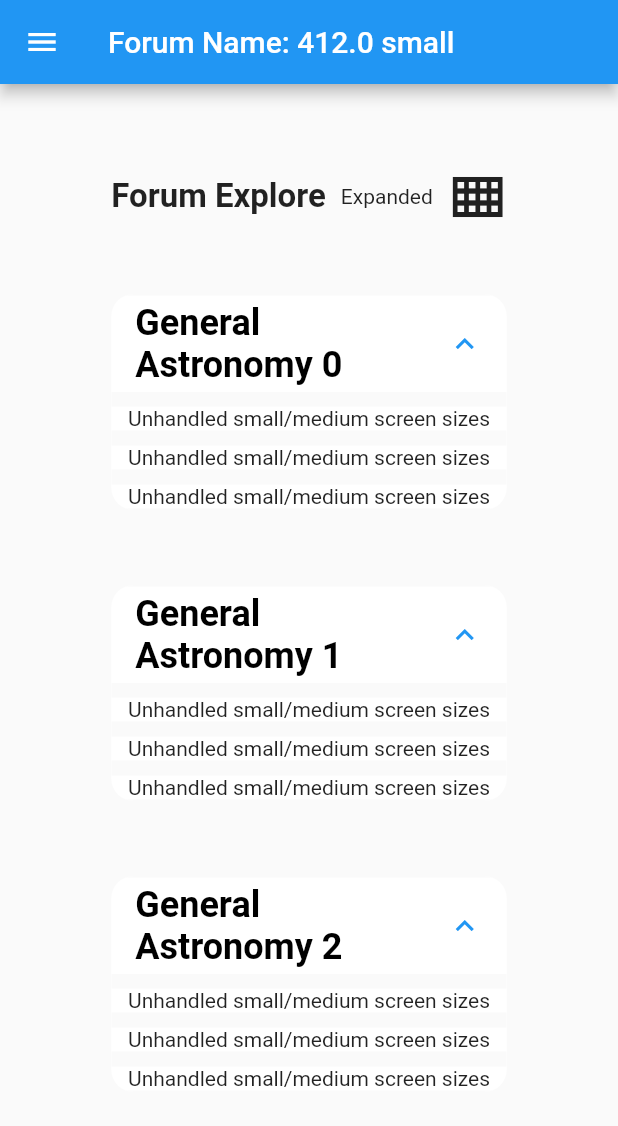
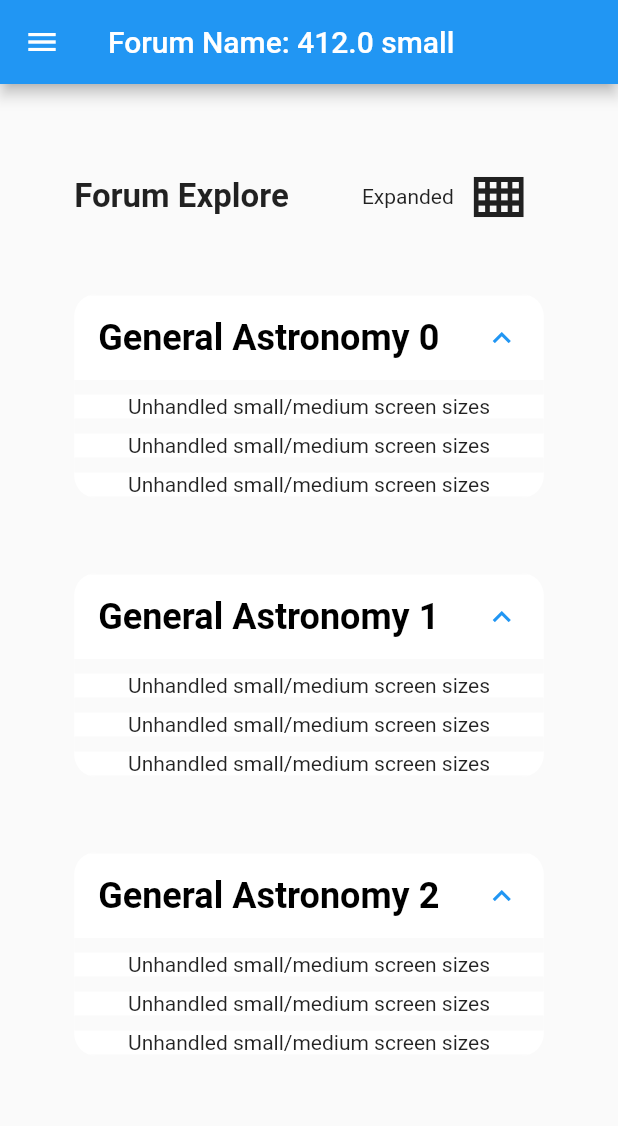
Before and after one commit to fatduckling/a-modern-forum-ui, a Flutter app: the ExploreRoute screen opened directly, on a phone screen of 412 x 824 dp. Shown: the top 1126 px of the screen. Run offline on Flutter 3.47's test engine with Material 2 defaults, Android fonts, the phone set to English and light mode, and no system bars; our stand-ins replace charts_flutter; missing offline and left inert: flutter_portal, outline_search_bar.

Commit message:
Add extra large page

```diff
--- a/lib/routes/explore.dart
+++ b/lib/routes/explore.dart
@@ -18,6 +18,8 @@ class _ExploreRoute extends State<ExploreRoute> {
 
   @override
   Widget build(BuildContext context) {
+    ScreenSize size = ResponsiveDisplay.getScreenSizeFromContext(context);
+    final pageBoundsFlex = ResponsiveDisplay.getPageBoundsFlex(size);
     final ThemeData themeData = ThemeData();
     return MainScaffold(
         child: Column(mainAxisAlignment: MainAxisAlignment.start, children: [
@@ -26,11 +28,11 @@ class _ExploreRoute extends State<ExploreRoute> {
       ),
       Row(
         children: [
-              const Spacer(
-                flex: ResponsiveDisplay.pageBoundsFlex,
+          Spacer(
+            flex: pageBoundsFlex,
           ),
           Expanded(
-                  flex: 100 - (ResponsiveDisplay.pageBoundsFlex * 2),
+              flex: 100 - (pageBoundsFlex * 2),
               child: Row(
                 mainAxisAlignment: MainAxisAlignment.spaceBetween,
                 children: [
@@ -70,8 +72,8 @@ class _ExploreRoute extends State<ExploreRoute> {
                   ),
                 ],
               )),
-          const Spacer(
-            flex: ResponsiveDisplay.pageBoundsFlex,
+          Spacer(
+            flex: pageBoundsFlex,
           ),
         ],
       ),
@@ -80,11 +82,11 @@ class _ExploreRoute extends State<ExploreRoute> {
       ),
       Row(
         children: [
-              const Spacer(
-                flex: ResponsiveDisplay.pageBoundsFlex,
+          Spacer(
+            flex: pageBoundsFlex,
           ),
           Expanded(
-                  flex: 100 - (ResponsiveDisplay.pageBoundsFlex * 2),
+              flex: 100 - (pageBoundsFlex * 2),
               child: ListView.builder(
                   scrollDirection: Axis.vertical,
                   shrinkWrap: true,
@@ -158,8 +160,8 @@ class _ExploreRoute extends State<ExploreRoute> {
                       ],
                     );
                   })),
-              const Spacer(
-                flex: ResponsiveDisplay.pageBoundsFlex,
+          Spacer(
+            flex: pageBoundsFlex,
           ),
         ],
       )
--- a/lib/utils/responsive_display.dart
+++ b/lib/utils/responsive_display.dart
@@ -1,52 +1,78 @@
 import 'package:flutter/material.dart';
 
 /// ScreenSize can be small (mobile phones), medium (tablets), large (desktop web)
-enum ScreenSize { small, medium, large }
+enum ScreenSize { small, medium, large, extraLarge }
 
 /// Simple utility class used to determine whether the device is small, medium or large
 class ResponsiveDisplay {
-  /// The amount of flex to put in the left and right margins of the page
-  static const pageBoundsFlex = 18;
-
   /// Small devices (landscape phones, 744 and up)
   static const _breakpointSmallDevice = 744;
 
   /// Large devices (desktops, 1280 and up)
   static const _breakpointLargeDevice = 1280;
 
+  /// Extra large devices (desktop 1780 and up)
+  static const _breakpointExtraLargeDevice = 1780;
+
   /// Check if the device is considered small based on the page [width]
   static bool isSmallDevice(final double width) {
     return width <= _breakpointSmallDevice;
   }
 
-  /// Check if the device is considered small based on the page [width]
+  /// Check if the device is considered medium based on the page [width]
   static bool isMediumDevice(final double width) {
-    return width > _breakpointSmallDevice && width < _breakpointLargeDevice;
+    return width > _breakpointSmallDevice && width <= _breakpointLargeDevice;
   }
 
-  /// Check if the device is considered small based on the page [width]
+  /// Check if the device is considered large based on the page [width]
   static bool isLargeDevice(final double width) {
-    return width >= _breakpointLargeDevice;
+    return width > _breakpointLargeDevice &&
+        width <= _breakpointExtraLargeDevice;
+  }
+
+  /// Check if the device is considered extra large based on the page [width]
+  static bool isExtraLargeDevice(final double width) {
+    return width > _breakpointExtraLargeDevice;
+  }
+
+  /// Get the page bounds of the main container based on its screen size
+  static int getPageBoundsFlex(final ScreenSize screenSize) {
+    switch (screenSize) {
+      case ScreenSize.small: // TODO test me
+        return 12;
+      case ScreenSize.medium: // TODO test me
+        return 14;
+      case ScreenSize.large:
+        return 12;
+      case ScreenSize.extraLarge:
+        return 18;
+    }
+  }
+
+  /// Within the page flex bounds, get the flex amount of the main container.
+  /// This reserves some space for a right section
+  static int getMainContainerFlex(final ScreenSize screenSize) {
+    return 50;
   }
 
   /// Return the screen size based on its box [constraints]
   static ScreenSize getScreenSizeFromBoxConstraints(
       final BoxConstraints constraints) {
     final double width = constraints.maxWidth;
-    if (isLargeDevice(width)) {
-      return ScreenSize.large;
-    } else if (isMediumDevice(width)) {
-      return ScreenSize.medium;
-    } else {
-      return ScreenSize.small;
-    }
+    return getScreenSize(width);
   }
 
   /// Return the screen size based on the [buildContext]
-  static ScreenSize getScreenSizeFromBuildContext(
-      final BuildContext buildContext) {
+  static ScreenSize getScreenSizeFromContext(final BuildContext buildContext) {
     final double width = MediaQuery.of(buildContext).size.width;
-    if (isLargeDevice(width)) {
+    return getScreenSize(width);
+  }
+
+  /// Return the screen size based on the device's [width]
+  static ScreenSize getScreenSize(final double width) {
+    if (isExtraLargeDevice(width)) {
+      return ScreenSize.extraLarge;
+    } else if (isLargeDevice(width)) {
       return ScreenSize.large;
     } else if (isMediumDevice(width)) {
       return ScreenSize.medium;
--- a/lib/widgets/appbar/responsive_app_bar.dart
+++ b/lib/widgets/appbar/responsive_app_bar.dart
@@ -28,6 +28,7 @@ class _ResponsiveAppBarState extends State<ResponsiveAppBar> {
       case ScreenSize.medium:
         return const SmallAppBar();
       case ScreenSize.large:
+      case ScreenSize.extraLarge:
         return const LargeAppBar();
     }
   }
--- a/lib/widgets/appbar/small/small_app_bar.dart
+++ b/lib/widgets/appbar/small/small_app_bar.dart
@@ -13,7 +13,7 @@ class SmallAppBar extends StatelessWidget {
     return AppBar(
       toolbarHeight: appBarHeight,
       title: Text(
-          'Forum Name: $width ${ResponsiveDisplay.getScreenSizeFromBuildContext(context).name}'),
+          'Forum Name: $width ${ResponsiveDisplay.getScreenSizeFromContext(context).name}'),
     );
   }
 }
--- a/lib/widgets/compact_subforum/responsive_compact_subforum.dart
+++ b/lib/widgets/compact_subforum/responsive_compact_subforum.dart
@@ -8,13 +8,13 @@ class ResponsiveCompactSubforum extends StatelessWidget {
 
   @override
   Widget build(BuildContext context) {
-    ScreenSize screenSize =
-        ResponsiveDisplay.getScreenSizeFromBuildContext(context);
+    ScreenSize screenSize = ResponsiveDisplay.getScreenSizeFromContext(context);
     switch (screenSize) {
       case ScreenSize.small:
       case ScreenSize.medium:
         return const Center(child: Text("Unhandled small/medium screen sizes"));
       case ScreenSize.large:
+      case ScreenSize.extraLarge:
         return const LargeCompactSubforum();
     }
   }
--- a/lib/widgets/expanded_subforum/responsive_expanded_subforum.dart
+++ b/lib/widgets/expanded_subforum/responsive_expanded_subforum.dart
@@ -8,13 +8,13 @@ class ResponsiveExpandedSubforum extends StatelessWidget {
 
   @override
   Widget build(BuildContext context) {
-    ScreenSize screenSize =
-        ResponsiveDisplay.getScreenSizeFromBuildContext(context);
+    ScreenSize screenSize = ResponsiveDisplay.getScreenSizeFromContext(context);
     switch (screenSize) {
       case ScreenSize.small:
       case ScreenSize.medium:
         return const Center(child: Text("Unhandled small/medium screen sizes"));
       case ScreenSize.large:
+      case ScreenSize.extraLarge:
         return const LargeExpandedSubforum();
     }
   }
--- a/lib/widgets/featured_posts/responsive_featured_posts.dart
+++ b/lib/widgets/featured_posts/responsive_featured_posts.dart
@@ -12,13 +12,13 @@ class ResponsiveFeaturedPosts extends StatefulWidget {
 class _ResponsiveFeaturedPosts extends State<ResponsiveFeaturedPosts> {
   @override
   Widget build(BuildContext context) {
-    ScreenSize screenSize =
-        ResponsiveDisplay.getScreenSizeFromBuildContext(context);
+    ScreenSize screenSize = ResponsiveDisplay.getScreenSizeFromContext(context);
     switch (screenSize) {
       case ScreenSize.small:
       case ScreenSize.medium:
         return const Center(child: Text("Unhandled small/medium screen sizes"));
       case ScreenSize.large:
+      case ScreenSize.extraLarge:
         return const LargeFeaturedPosts();
     }
   }
--- a/lib/widgets/sort_filter_threads/responsive_sort_filter_threads.dart
+++ b/lib/widgets/sort_filter_threads/responsive_sort_filter_threads.dart
@@ -12,13 +12,13 @@ class ResponsiveSortFilterThreads extends StatefulWidget {
 class _ResponsiveSortFilterThreads extends State<ResponsiveSortFilterThreads> {
   @override
   Widget build(BuildContext context) {
-    ScreenSize screenSize =
-        ResponsiveDisplay.getScreenSizeFromBuildContext(context);
+    ScreenSize screenSize = ResponsiveDisplay.getScreenSizeFromContext(context);
     switch (screenSize) {
       case ScreenSize.small:
       case ScreenSize.medium:
         return const Center(child: Text("Unhandled small/medium screen sizes"));
       case ScreenSize.large:
+      case ScreenSize.extraLarge:
         return const LargeSortFilterThreads();
     }
   }
--- a/lib/widgets/thread_view/responsive_thread_view.dart
+++ b/lib/widgets/thread_view/responsive_thread_view.dart
@@ -7,8 +7,7 @@ class ResponsiveThreadView extends StatelessWidget {
 
   @override
   Widget build(BuildContext context) {
-    ScreenSize screenSize =
-        ResponsiveDisplay.getScreenSizeFromBuildContext(context);
+    ScreenSize screenSize = ResponsiveDisplay.getScreenSizeFromContext(context);
     switch (screenSize) {
       case ScreenSize.small:
       case ScreenSize.medium:
@@ -16,6 +15,7 @@ class ResponsiveThreadView extends StatelessWidget {
           child: Text("Not yet implemented"),
         );
       case ScreenSize.large:
+      case ScreenSize.extraLarge:
         return const LargeThreadView();
     }
   }
--- a/lib/widgets/threads/template/responsive_thread_template.dart
+++ b/lib/widgets/threads/template/responsive_thread_template.dart
@@ -20,13 +20,13 @@ class ResponsiveThreadTemplate extends StatelessWidget {
 
   @override
   Widget build(BuildContext context) {
-    ScreenSize screenSize =
-        ResponsiveDisplay.getScreenSizeFromBuildContext(context);
+    ScreenSize screenSize = ResponsiveDisplay.getScreenSizeFromContext(context);
     switch (screenSize) {
       case ScreenSize.small:
       case ScreenSize.medium:
         return const Center(child: Text("Unhandled small/medium screen sizes"));
       case ScreenSize.large:
+      case ScreenSize.extraLarge:
         return LargeThreadTemplate(threadModel);
     }
   }
```
Also changed, not shown: lib/routes/view_post.dart (+12 -12 lines), lib/widgets/appbar/large/large_app_bar.dart (+7 -3 lines), lib/widgets/featured_posts/large/large_featured_posts.dart (+18 -18 lines), lib/widgets/sort_filter_threads/large/large_sort_filter_threads.dart (+19 -12 lines), lib/widgets/thread_view/large/large_thread_view.dart (+15 -12 lines). Lines whose indentation alone changed are shown as unchanged.
